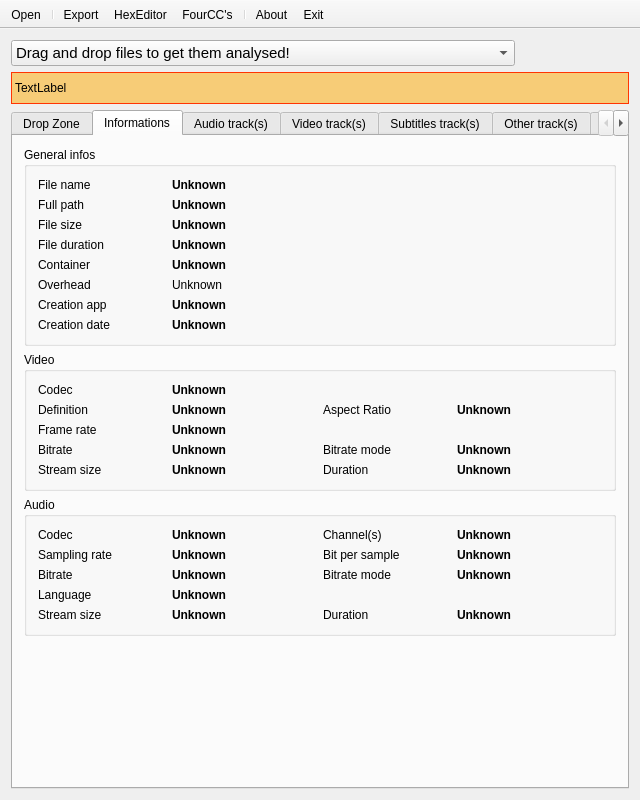
Above: mini_analyser/ui/mainwindow.ui from emericg/MiniVideo before the change. Below: the same form after it.
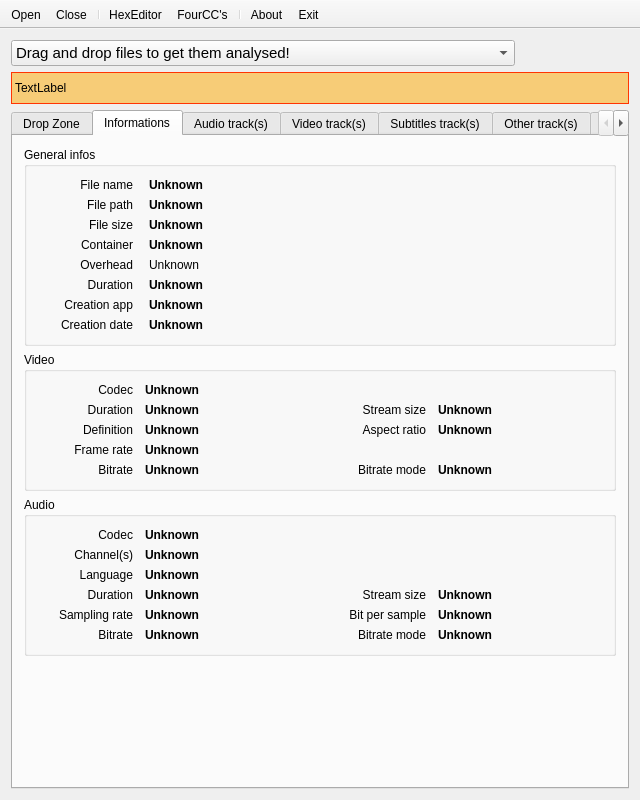
That is the form after the change. The open tabs and pages were chosen to show the change. Icons and pictures are not drawn.

What changed in the file:
```diff
--- a/mini_analyser/ui/mainwindow.ui
+++ b/mini_analyser/ui/mainwindow.ui
@@ -34,91 +34,13 @@
   </property>
   <widget class="QWidget" name="centralWidget">
    <layout class="QGridLayout" name="gridLayout">
-    <item row="0" column="3">
-     <widget class="QPushButton" name="pushButton_file_exit">
-      <property name="maximumSize">
-       <size>
-        <width>32</width>
-        <height>32</height>
-       </size>
-      </property>
-      <property name="text">
-       <string/>
-      </property>
-      <property name="icon">
-       <iconset resource="../resources/resources.qrc">
-        <normaloff>:/icons/icons/emblem-unreadable.svg</normaloff>:/icons/icons/emblem-unreadable.svg</iconset>
-      </property>
-      <property name="iconSize">
-       <size>
-        <width>32</width>
-        <height>32</height>
-       </size>
-      </property>
-      <property name="flat">
-       <bool>true</bool>
-      </property>
-     </widget>
-    </item>
-    <item row="0" column="1">
-     <widget class="QPushButton" name="pushButton_file_detach">
-      <property name="maximumSize">
-       <size>
-        <width>32</width>
-        <height>32</height>
-       </size>
-      </property>
-      <property name="text">
-       <string/>
-      </property>
-      <property name="icon">
-       <iconset resource="../resources/resources.qrc">
-        <normaloff>:/icons/icons/custom-detach.svg</normaloff>:/icons/icons/custom-detach.svg</iconset>
-      </property>
-      <property name="iconSize">
-       <size>
-        <width>32</width>
-        <height>32</height>
-       </size>
-      </property>
-      <property name="flat">
-       <bool>true</bool>
-      </property>
-     </widget>
-    </item>
-    <item row="0" column="2">
-     <widget class="QPushButton" name="pushButton_file_reload">
-      <property name="maximumSize">
-       <size>
-        <width>32</width>
-        <height>32</height>
-       </size>
-      </property>
-      <property name="text">
-       <string/>
-      </property>
-      <property name="icon">
-       <iconset resource="../resources/resources.qrc">
-        <normaloff>:/icons/icons/emblem-ubuntuone-updating.svg</normaloff>:/icons/icons/emblem-ubuntuone-updating.svg</iconset>
-      </property>
-      <property name="iconSize">
-       <size>
-        <width>32</width>
-        <height>32</height>
-       </size>
-      </property>
-      <property name="flat">
-       <bool>true</bool>
-      </property>
-     </widget>
-    </item>
-    <item row="2" column="0" colspan="4">
+    <item row="2" column="0" colspan="6">
      <widget class="QTabWidget" name="tabWidget">
       <property name="acceptDrops">
        <bool>true</bool>
       </property>
       <property name="currentIndex">
-       <number>3</number>
+       <number>1</number>
       </property>
       <widget class="QWidget" name="tab_dropzone">
        <attribute name="title">
@@ -246,14 +168,46 @@
            <string>General infos</string>
           </property>
           <layout class="QGridLayout" name="gridLayout_2">
-           <item row="4" column="0">
+           <property name="leftMargin">
+            <number>6</number>
+           </property>
+           <property name="rightMargin">
+            <number>6</number>
+           </property>
+           <property name="horizontalSpacing">
+            <number>16</number>
+           </property>
+           <item row="2" column="0">
+            <widget class="QLabel" name="label_2">
+             <property name="text">
+              <string>File size</string>
+             </property>
+             <property name="alignment">
+              <set>Qt::AlignRight|Qt::AlignTrailing|Qt::AlignVCenter</set>
+             </property>
+            </widget>
+           </item>
+           <item row="5" column="0">
+            <widget class="QLabel" name="label_3">
+             <property name="text">
+              <string>Duration</string>
+             </property>
+             <property name="alignment">
+              <set>Qt::AlignRight|Qt::AlignTrailing|Qt::AlignVCenter</set>
+             </property>
+            </widget>
+           </item>
+           <item row="3" column="0">
             <widget class="QLabel" name="label_4">
              <property name="text">
               <string>Container</string>
              </property>
+             <property name="alignment">
+              <set>Qt::AlignRight|Qt::AlignTrailing|Qt::AlignVCenter</set>
+             </property>
             </widget>
            </item>
-           <item row="6" column="1" colspan="3">
+           <item row="6" column="1" colspan="2">
             <widget class="QLabel" name="label_info_creationapp">
              <property name="font">
               <font>
@@ -274,9 +228,12 @@
              <property name="text">
               <string>Creation date</string>
              </property>
+             <property name="alignment">
+              <set>Qt::AlignRight|Qt::AlignTrailing|Qt::AlignVCenter</set>
+             </property>
             </widget>
            </item>
-           <item row="7" column="1" colspan="3">
+           <item row="7" column="1" colspan="2">
             <widget class="QLabel" name="label_info_creationdate">
              <property name="font">
               <font>
@@ -292,7 +249,7 @@
              </property>
             </widget>
            </item>
-           <item row="4" column="1" colspan="3">
+           <item row="3" column="1" colspan="2">
             <widget class="QLabel" name="label_info_container">
              <property name="font">
               <font>
@@ -308,14 +265,7 @@
              </property>
             </widget>
            </item>
-           <item row="2" column="0">
-            <widget class="QLabel" name="label_2">
-             <property name="text">
-              <string>File size</string>
-             </property>
-            </widget>
-           </item>
-           <item row="2" column="1" colspan="3">
+           <item row="2" column="1" colspan="2">
             <widget class="QLabel" name="label_info_filesize">
              <property name="font">
               <font>
@@ -331,79 +281,27 @@
              </property>
             </widget>
            </item>
-           <item row="1" column="1" colspan="3">
-            <widget class="QLabel" name="label_info_fullpath">
-             <property name="font">
-              <font>
-               <weight>75</weight>
-               <bold>true</bold>
-              </font>
-             </property>
-             <property name="text">
-              <string>Unknown</string>
-             </property>
-             <property name="textInteractionFlags">
-              <set>Qt::LinksAccessibleByMouse|Qt::TextSelectableByKeyboard|Qt::TextSelectableByMouse</set>
-             </property>
-            </widget>
-           </item>
-           <item row="1" column="0">
-            <widget class="QLabel" name="label_1">
-             <property name="sizePolicy">
-              <sizepolicy hsizetype="MinimumExpanding" vsizetype="Preferred">
-               <horstretch>0</horstretch>
-               <verstretch>0</verstretch>
-              </sizepolicy>
-             </property>
-             <property name="maximumSize">
-              <size>
-               <width>128</width>
-               <height>16777215</height>
-              </size>
-             </property>
-             <property name="text">
-              <string>Full path</string>
-             </property>
-            </widget>
-           </item>
-           <item row="3" column="0">
-            <widget class="QLabel" name="label_3">
-             <property name="text">
-              <string>File duration</string>
-             </property>
-            </widget>
-           </item>
            <item row="6" column="0">
             <widget class="QLabel" name="label_6">
              <property name="text">
               <string>Creation app</string>
              </property>
+             <property name="alignment">
+              <set>Qt::AlignRight|Qt::AlignTrailing|Qt::AlignVCenter</set>
+             </property>
             </widget>
            </item>
-           <item row="5" column="0">
+           <item row="4" column="0">
             <widget class="QLabel" name="label_8">
              <property name="text">
               <string>Overhead</string>
              </property>
-            </widget>
-           </item>
-           <item row="3" column="1" colspan="3">
-            <widget class="QLabel" name="label_info_duration">
-             <property name="font">
-              <font>
-               <weight>75</weight>
-               <bold>true</bold>
-              </font>
+             <property name="alignment">
+              <set>Qt::AlignRight|Qt::AlignTrailing|Qt::AlignVCenter</set>
              </property>
-             <property name="text">
-              <string>Unknown</string>
-             </property>
-             <property name="textInteractionFlags">
-              <set>Qt::LinksAccessibleByMouse|Qt::TextSelectableByKeyboard|Qt::TextSelectableByMouse</set>
-             </property>
             </widget>
            </item>
-           <item row="5" column="1" colspan="3">
+           <item row="4" column="1" colspan="2">
             <widget class="QLabel" name="label_info_container_overhead">
              <property name="font">
               <font>
@@ -419,7 +317,23 @@
              </property>
             </widget>
            </item>
-           <item row="0" column="1" colspan="3">
+           <item row="5" column="1" colspan="2">
+            <widget class="QLabel" name="label_info_duration">
+             <property name="font">
+              <font>
+               <weight>75</weight>
+               <bold>true</bold>
+              </font>
+             </property>
+             <property name="text">
+              <string>Unknown</string>
+             </property>
+             <property name="textInteractionFlags">
+              <set>Qt::LinksAccessibleByMouse|Qt::TextSelectableByKeyboard|Qt::TextSelectableByMouse</set>
+             </property>
+            </widget>
+           </item>
+           <item row="0" column="1" colspan="2">
             <widget class="QLabel" name="label_info_filename">
              <property name="font">
               <font>
@@ -435,11 +349,52 @@
              </property>
             </widget>
            </item>
+           <item row="1" column="0">
+            <widget class="QLabel" name="label_1">
+             <property name="text">
+              <string>File path</string>
+             </property>
+             <property name="alignment">
+              <set>Qt::AlignRight|Qt::AlignTrailing|Qt::AlignVCenter</set>
+             </property>
+            </widget>
+           </item>
+           <item row="1" column="1" colspan="2">
+            <widget class="QLabel" name="label_info_fullpath">
+             <property name="font">
+              <font>
+               <weight>75</weight>
+               <bold>true</bold>
+              </font>
+             </property>
+             <property name="text">
+              <string>Unknown</string>
+             </property>
+             <property name="textInteractionFlags">
+              <set>Qt::LinksAccessibleByMouse|Qt::TextSelectableByKeyboard|Qt::TextSelectableByMouse</set>
+             </property>
+            </widget>
+           </item>
            <item row="0" column="0">
             <widget class="QLabel" name="label">
+             <property name="sizePolicy">
+              <sizepolicy hsizetype="MinimumExpanding" vsizetype="Preferred">
+               <horstretch>0</horstretch>
+               <verstretch>0</verstretch>
+              </sizepolicy>
+             </property>
+             <property name="maximumSize">
+              <size>
+               <width>100</width>
+               <height>16777215</height>
+              </size>
+             </property>
              <property name="text">
               <string>File name</string>
              </property>
+             <property name="alignment">
+              <set>Qt::AlignRight|Qt::AlignTrailing|Qt::AlignVCenter</set>
+             </property>
             </widget>
            </item>
           </layout>
@@ -451,9 +406,40 @@
            <string>Video</string>
           </property>
           <layout class="QGridLayout" name="gridLayout_16">
+           <property name="leftMargin">
+            <number>6</number>
+           </property>
+           <property name="rightMargin">
+            <number>6</number>
+           </property>
            <item row="0" column="0">
             <layout class="QGridLayout" name="gridLayout_15">
-             <item row="2" column="1">
+             <property name="horizontalSpacing">
+              <number>12</number>
+             </property>
+             <item row="1" column="2">
+              <widget class="QLabel" name="label_36">
+               <property name="sizePolicy">
+                <sizepolicy hsizetype="MinimumExpanding" vsizetype="Preferred">
+                 <horstretch>0</horstretch>
+                 <verstretch>0</verstretch>
+                </sizepolicy>
+               </property>
+               <property name="maximumSize">
+                <size>
+                 <width>100</width>
+                 <height>16777215</height>
+                </size>
+               </property>
+               <property name="text">
+                <string>Stream size</string>
+               </property>
+               <property name="alignment">
+                <set>Qt::AlignRight|Qt::AlignTrailing|Qt::AlignVCenter</set>
+               </property>
+              </widget>
+             </item>
+             <item row="3" column="1">
               <widget class="QLabel" name="label_info_video_framerate">
                <property name="font">
                 <font>
@@ -469,7 +455,7 @@
                </property>
               </widget>
              </item>
-             <item row="3" column="3">
+             <item row="4" column="3">
               <widget class="QLabel" name="label_info_video_bitratemode">
                <property name="font">
                 <font>
@@ -485,18 +471,24 @@
                </property>
               </widget>
              </item>
-             <item row="3" column="2">
+             <item row="4" column="2">
               <widget class="QLabel" name="label_48">
                <property name="text">
                 <string>Bitrate mode</string>
                </property>
+               <property name="alignment">
+                <set>Qt::AlignRight|Qt::AlignTrailing|Qt::AlignVCenter</set>
+               </property>
               </widget>
              </item>
-             <item row="1" column="0">
+             <item row="2" column="0">
               <widget class="QLabel" name="label_35">
                <property name="text">
                 <string>Definition</string>
                </property>
+               <property name="alignment">
+                <set>Qt::AlignRight|Qt::AlignTrailing|Qt::AlignVCenter</set>
+               </property>
               </widget>
              </item>
              <item row="0" column="0">
@@ -509,16 +501,19 @@
                </property>
                <property name="maximumSize">
                 <size>
-                 <width>128</width>
+                 <width>100</width>
                  <height>16777215</height>
                 </size>
                </property>
                <property name="text">
                 <string>Codec</string>
                </property>
+               <property name="alignment">
+                <set>Qt::AlignRight|Qt::AlignTrailing|Qt::AlignVCenter</set>
+               </property>
               </widget>
              </item>
-             <item row="1" column="1">
+             <item row="2" column="1">
               <widget class="QLabel" name="label_info_video_definition">
                <property name="font">
                 <font>
@@ -534,14 +529,17 @@
                </property>
               </widget>
              </item>
-             <item row="2" column="0">
+             <item row="3" column="0">
               <widget class="QLabel" name="label_46">
                <property name="text">
                 <string>Frame rate</string>
                </property>
+               <property name="alignment">
+                <set>Qt::AlignRight|Qt::AlignTrailing|Qt::AlignVCenter</set>
+               </property>
               </widget>
              </item>
-             <item row="1" column="3">
+             <item row="2" column="3">
               <widget class="QLabel" name="label_info_video_ar">
                <property name="font">
                 <font>
@@ -557,50 +555,27 @@
                </property>
               </widget>
              </item>
-             <item row="1" column="2">
+             <item row="2" column="2">
               <widget class="QLabel" name="label_37">
-               <property name="maximumSize">
-                <size>
-                 <width>128</width>
-                 <height>16777215</height>
-                </size>
-               </property>
                <property name="text">
-                <string>Aspect Ratio</string>
+                <string>Aspect ratio</string>
+               </property>
+               <property name="alignment">
+                <set>Qt::AlignRight|Qt::AlignTrailing|Qt::AlignVCenter</set>
                </property>
               </widget>
              </item>
-             <item row="3" column="0">
+             <item row="4" column="0">
               <widget class="QLabel" name="label_47">
                <property name="text">
                 <string>Bitrate</string>
                </property>
-              </widget>
-             </item>
-             <item row="4" column="0">
-              <widget class="QLabel" name="label_36">
-               <property name="text">
-                <string>Stream size</string>
+               <property name="alignment">
+                <set>Qt::AlignRight|Qt::AlignTrailing|Qt::AlignVCenter</set>
                </property>
               </widget>
              </item>
              <item row="4" column="1">
-              <widget class="QLabel" name="label_info_video_size">
-               <property name="font">
-                <font>
-                 <weight>75</weight>
-                 <bold>true</bold>
-                </font>
-               </property>
-               <property name="text">
-                <string>Unknown</string>
-               </property>
-               <property name="textInteractionFlags">
-                <set>Qt::LinksAccessibleByMouse|Qt::TextSelectableByKeyboard|Qt::TextSelectableByMouse</set>
-               </property>
-              </widget>
-             </item>
-             <item row="3" column="1">
               <widget class="QLabel" name="label_info_video_bitrate">
                <property name="font">
                 <font>
@@ -632,14 +607,23 @@
                </property>
               </widget>
              </item>
-             <item row="4" column="2">
-              <widget class="QLabel" name="label_41">
+             <item row="1" column="3">
+              <widget class="QLabel" name="label_info_video_size">
+               <property name="font">
+                <font>
+                 <weight>75</weight>
+                 <bold>true</bold>
+                </font>
+               </property>
                <property name="text">
-                <string>Duration</string>
+                <string>Unknown</string>
+               </property>
+               <property name="textInteractionFlags">
+                <set>Qt::LinksAccessibleByMouse|Qt::TextSelectableByKeyboard|Qt::TextSelectableByMouse</set>
                </property>
               </widget>
              </item>
-             <item row="4" column="3">
+             <item row="1" column="1">
               <widget class="QLabel" name="label_info_video_duration">
                <property name="font">
                 <font>
@@ -655,6 +639,16 @@
                </property>
               </widget>
              </item>
+             <item row="1" column="0">
+              <widget class="QLabel" name="label_41">
+               <property name="text">
+                <string>Duration</string>
+               </property>
+               <property name="alignment">
+                <set>Qt::AlignRight|Qt::AlignTrailing|Qt::AlignVCenter</set>
+               </property>
+              </widget>
+             </item>
             </layout>
            </item>
           </layout>
@@ -666,97 +660,28 @@
            <string>Audio</string>
           </property>
           <layout class="QGridLayout" name="gridLayout_17">
+           <property name="leftMargin">
+            <number>6</number>
+           </property>
+           <property name="rightMargin">
+            <number>6</number>
+           </property>
            <item row="0" column="0" colspan="3">
             <layout class="QGridLayout" name="gridLayout_4">
-             <item row="2" column="1">
-              <widget class="QLabel" name="label_info_audio_bitrate">
-               <property name="font">
-                <font>
-                 <weight>75</weight>
-                 <bold>true</bold>
-                </font>
-               </property>
-               <property name="text">
-                <string>Unknown</string>
-               </property>
-               <property name="textInteractionFlags">
-                <set>Qt::LinksAccessibleByMouse|Qt::TextSelectableByKeyboard|Qt::TextSelectableByMouse</set>
-               </property>
-              </widget>
-             </item>
-             <item row="0" column="0">
-              <widget class="QLabel" name="label_18">
-               <property name="sizePolicy">
-                <sizepolicy hsizetype="MinimumExpanding" vsizetype="Preferred">
-                 <horstretch>0</horstretch>
-                 <verstretch>0</verstretch>
-                </sizepolicy>
-               </property>
-               <property name="maximumSize">
-                <size>
-                 <width>128</width>
-                 <height>16777215</height>
-                </size>
-               </property>
-               <property name="text">
-                <string>Codec</string>
-               </property>
-              </widget>
-             </item>
-             <item row="1" column="0">
-              <widget class="QLabel" name="label_43">
-               <property name="text">
-                <string>Sampling rate</string>
-               </property>
-              </widget>
-             </item>
-             <item row="0" column="1">
-              <widget class="QLabel" name="label_info_audio_codec">
-               <property name="font">
-                <font>
-                 <weight>75</weight>
-                 <bold>true</bold>
-                </font>
-               </property>
-               <property name="text">
-                <string>Unknown</string>
-               </property>
-               <property name="textInteractionFlags">
-                <set>Qt::LinksAccessibleByMouse|Qt::TextSelectableByKeyboard|Qt::TextSelectableByMouse</set>
-               </property>
-              </widget>
-             </item>
-             <item row="2" column="2">
-              <widget class="QLabel" name="label_20">
-               <property name="text">
-                <string>Bitrate mode</string>
-               </property>
-              </widget>
-             </item>
-             <item row="0" column="3">
-              <widget class="QLabel" name="label_info_audio_channels">
-               <property name="font">
-                <font>
-                 <weight>75</weight>
-                 <bold>true</bold>
-                </font>
-               </property>
-               <property name="text">
-                <string>Unknown</string>
-               </property>
-               <property name="textInteractionFlags">
-                <set>Qt::LinksAccessibleByMouse|Qt::TextSelectableByKeyboard|Qt::TextSelectableByMouse</set>
-               </property>
-              </widget>
-             </item>
-             <item row="1" column="2">
+             <property name="horizontalSpacing">
+              <number>12</number>
+             </property>
+             <item row="4" column="2">
               <widget class="QLabel" name="label_78">
                <property name="text">
                 <string>Bit per sample</string>
                </property>
+               <property name="alignment">
+                <set>Qt::AlignRight|Qt::AlignTrailing|Qt::AlignVCenter</set>
+               </property>
               </widget>
              </item>
-             <item row="1" column="3">
+             <item row="4" column="3">
               <widget class="QLabel" name="label_info_audio_bitpersample">
                <property name="font">
                 <font>
@@ -772,22 +697,108 @@
                </property>
               </widget>
              </item>
-             <item row="2" column="0">
+             <item row="5" column="0">
               <widget class="QLabel" name="label_19">
                <property name="text">
                 <string>Bitrate</string>
                </property>
+               <property name="alignment">
+                <set>Qt::AlignRight|Qt::AlignTrailing|Qt::AlignVCenter</set>
+               </property>
               </widget>
              </item>
-             <item row="3" column="0">
+             <item row="0" column="0">
+              <widget class="QLabel" name="label_18">
+               <property name="sizePolicy">
+                <sizepolicy hsizetype="MinimumExpanding" vsizetype="Preferred">
+                 <horstretch>0</horstretch>
+                 <verstretch>0</verstretch>
+                </sizepolicy>
+               </property>
+               <property name="maximumSize">
+                <size>
+                 <width>100</width>
+                 <height>16777215</height>
+                </size>
+               </property>
+               <property name="text">
+                <string>Codec</string>
+               </property>
+               <property name="alignment">
+                <set>Qt::AlignRight|Qt::AlignTrailing|Qt::AlignVCenter</set>
+               </property>
+              </widget>
+             </item>
+             <item row="4" column="0">
+              <widget class="QLabel" name="label_43">
+               <property name="text">
+                <string>Sampling rate</string>
+               </property>
+               <property name="alignment">
+                <set>Qt::AlignRight|Qt::AlignTrailing|Qt::AlignVCenter</set>
+               </property>
+              </widget>
+             </item>
+             <item row="5" column="2">
+              <widget class="QLabel" name="label_20">
+               <property name="text">
+                <string>Bitrate mode</string>
+               </property>
+               <property name="alignment">
+                <set>Qt::AlignRight|Qt::AlignTrailing|Qt::AlignVCenter</set>
+               </property>
+              </widget>
+             </item>
+             <item row="3" column="2">
+              <widget class="QLabel" name="label_22">
+               <property name="sizePolicy">
+                <sizepolicy hsizetype="MinimumExpanding" vsizetype="Preferred">
+                 <horstretch>0</horstretch>
+                 <verstretch>0</verstretch>
+                </sizepolicy>
+               </property>
+               <property name="maximumSize">
+                <size>
+                 <width>100</width>
+                 <height>16777215</height>
+                </size>
+               </property>
+               <property name="text">
+                <string>Stream size</string>
+               </property>
+               <property name="alignment">
+                <set>Qt::AlignRight|Qt::AlignTrailing|Qt::AlignVCenter</set>
+               </property>
+              </widget>
+             </item>
+             <item row="5" column="1">
+              <widget class="QLabel" name="label_info_audio_bitrate">
+               <property name="font">
+                <font>
+                 <weight>75</weight>
+                 <bold>true</bold>
+                </font>
+               </property>
+               <property name="text">
+                <string>Unknown</string>
+               </property>
+               <property name="textInteractionFlags">
+                <set>Qt::LinksAccessibleByMouse|Qt::TextSelectableByKeyboard|Qt::TextSelectableByMouse</set>
+               </property>
+              </widget>
+             </item>
+             <item row="2" column="0">
               <widget class="QLabel" name="label_24">
                <property name="text">
                 <string>Language</string>
                </property>
+               <property name="alignment">
+                <set>Qt::AlignRight|Qt::AlignTrailing|Qt::AlignVCenter</set>
+               </property>
               </widget>
              </item>
              <item row="3" column="1">
-              <widget class="QLabel" name="label_info_audio_lng">
+              <widget class="QLabel" name="label_info_audio_duration">
                <property name="font">
                 <font>
                  <weight>75</weight>
@@ -802,7 +813,7 @@
                </property>
               </widget>
              </item>
-             <item row="1" column="1">
+             <item row="4" column="1">
               <widget class="QLabel" name="label_info_audio_samplingrate">
                <property name="font">
                 <font>
@@ -818,35 +829,60 @@
                </property>
               </widget>
              </item>
-             <item row="0" column="2">
+             <item row="5" column="3">
+              <widget class="QLabel" name="label_info_audio_bitratemode">
+               <property name="font">
+                <font>
+                 <weight>75</weight>
+                 <bold>true</bold>
+                </font>
+               </property>
+               <property name="text">
+                <string>Unknown</string>
+               </property>
+               <property name="textInteractionFlags">
+                <set>Qt::LinksAccessibleByMouse|Qt::TextSelectableByKeyboard|Qt::TextSelectableByMouse</set>
+               </property>
+              </widget>
+             </item>
+             <item row="3" column="3">
+              <widget class="QLabel" name="label_info_audio_size">
+               <property name="font">
+                <font>
+                 <weight>75</weight>
+                 <bold>true</bold>
+                </font>
+               </property>
+               <property name="text">
+                <string>Unknown</string>
+               </property>
+               <property name="textInteractionFlags">
+                <set>Qt::LinksAccessibleByMouse|Qt::TextSelectableByKeyboard|Qt::TextSelectableByMouse</set>
+               </property>
+              </widget>
+             </item>
+             <item row="1" column="0">
               <widget class="QLabel" name="label_45">
-               <property name="maximumSize">
-                <size>
-                 <width>128</width>
-                 <height>16777215</height>
-                </size>
-               </property>
                <property name="text">
                 <string>Channel(s)</string>
                </property>
-              </widget>
-             </item>
-             <item row="4" column="0">
-              <widget class="QLabel" name="label_22">
-               <property name="text">
-                <string>Stream size</string>
+               <property name="alignment">
+                <set>Qt::AlignRight|Qt::AlignTrailing|Qt::AlignVCenter</set>
                </property>
               </widget>
              </item>
-             <item row="4" column="2">
+             <item row="3" column="0">
               <widget class="QLabel" name="label_17">
                <property name="text">
                 <string>Duration</string>
                </property>
+               <property name="alignment">
+                <set>Qt::AlignRight|Qt::AlignTrailing|Qt::AlignVCenter</set>
+               </property>
               </widget>
              </item>
-             <item row="4" column="1">
-              <widget class="QLabel" name="label_info_audio_size">
+             <item row="0" column="1" colspan="3">
+              <widget class="QLabel" name="label_info_audio_codec">
                <property name="font">
                 <font>
                  <weight>75</weight>
@@ -861,8 +897,8 @@
                </property>
               </widget>
              </item>
-             <item row="4" column="3">
-              <widget class="QLabel" name="label_info_audio_duration">
+             <item row="2" column="1" colspan="2">
+              <widget class="QLabel" name="label_info_audio_lng">
                <property name="font">
                 <font>
                  <weight>75</weight>
@@ -877,8 +913,8 @@
                </property>
               </widget>
              </item>
-             <item row="2" column="3">
-              <widget class="QLabel" name="label_info_audio_bitratemode">
+             <item row="1" column="1" colspan="2">
+              <widget class="QLabel" name="label_info_audio_channels">
                <property name="font">
                 <font>
                  <weight>75</weight>
@@ -2528,6 +2564,9 @@
            </item>
            <item row="1" column="0">
             <widget class="QComboBox" name="comboBox_export_details">
+             <property name="enabled">
+              <bool>false</bool>
+             </property>
              <item>
               <property name="text">
                <string>Regular output</string>
@@ -2542,21 +2581,29 @@
            </item>
            <item row="1" column="1">
             <widget class="QComboBox" name="comboBox_export_formats">
+             <property name="enabled">
+              <bool>false</bool>
+             </property>
              <item>
               <property name="text">
                <string>Text fromat</string>
               </property>
              </item>
-             <item>
-              <property name="text">
-               <string>XML</string>
-              </property>
-             </item>
              <item>
               <property name="text">
                <string>JSON</string>
               </property>
              </item>
+             <item>
+              <property name="text">
+               <string>XML</string>
+              </property>
+             </item>
+             <item>
+              <property name="text">
+               <string>YAML</string>
+              </property>
+             </item>
             </widget>
            </item>
            <item row="0" column="0" colspan="3">
@@ -2566,6 +2613,9 @@
              </item>
              <item>
               <widget class="QPushButton" name="pushButton_export_filechooser">
+               <property name="enabled">
+                <bool>true</bool>
+               </property>
                <property name="maximumSize">
                 <size>
                  <width>32</width>
@@ -2577,7 +2627,7 @@
                </property>
                <property name="icon">
                 <iconset resource="../resources/resources.qrc">
-                 <normaloff>:/icons/icons/emblem-downloads.svg</normaloff>:/icons/icons/emblem-downloads.svg</iconset>
+                 <normaloff>:/icons/icons/folder-download.svg</normaloff>:/icons/icons/folder-download.svg</iconset>
                </property>
                <property name="iconSize">
                 <size>
@@ -2614,7 +2664,102 @@
       </widget>
      </widget>
     </item>
-    <item row="0" column="0">
+    <item row="1" column="0" colspan="6">
+     <widget class="QLabel" name="statusLabel">
+      <property name="minimumSize">
+       <size>
+        <width>0</width>
+        <height>32</height>
+       </size>
+      </property>
+      <property name="styleSheet">
+       <string notr="true">border: 1px solid rgb(255, 53, 3);
+background: rgba(255, 170, 0, 128);</string>
+      </property>
+      <property name="text">
+       <string>TextLabel</string>
+      </property>
+     </widget>
+    </item>
+    <item row="0" column="5">
+     <widget class="QPushButton" name="pushButton_file_detach">
+      <property name="maximumSize">
+       <size>
+        <width>32</width>
+        <height>32</height>
+       </size>
+      </property>
+      <property name="text">
+       <string/>
+      </property>
+      <property name="icon">
+       <iconset resource="../resources/resources.qrc">
+        <normaloff>:/icons/icons/custom-detach.svg</normaloff>:/icons/icons/custom-detach.svg</iconset>
+      </property>
+      <property name="iconSize">
+       <size>
+        <width>32</width>
+        <height>32</height>
+       </size>
+      </property>
+      <property name="flat">
+       <bool>true</bool>
+      </property>
+     </widget>
+    </item>
+    <item row="0" column="4">
+     <widget class="QPushButton" name="pushButton_file_reload">
+      <property name="maximumSize">
+       <size>
+        <width>32</width>
+        <height>32</height>
+       </size>
+      </property>
+      <property name="text">
+       <string/>
+      </property>
+      <property name="icon">
+       <iconset resource="../resources/resources.qrc">
+        <normaloff>:/icons/icons/emblem-ubuntuone-updating.svg</normaloff>:/icons/icons/emblem-ubuntuone-updating.svg</iconset>
+      </property>
+      <property name="iconSize">
+       <size>
+        <width>32</width>
+        <height>32</height>
+       </size>
+      </property>
+      <property name="flat">
+       <bool>true</bool>
+      </property>
+     </widget>
+    </item>
+    <item row="0" column="3">
+     <widget class="QPushButton" name="pushButton_file_exit">
+      <property name="maximumSize">
+       <size>
+        <width>32</width>
+        <height>32</height>
+       </size>
+      </property>
+      <property name="text">
+       <string/>
+      </property>
+      <property name="icon">
+       <iconset resource="../resources/resources.qrc">
+        <normaloff>:/icons/icons/emblem-unreadable.svg</normaloff>:/icons/icons/emblem-unreadable.svg</iconset>
+      </property>
+      <property name="iconSize">
+       <size>
+        <width>32</width>
+        <height>32</height>
+       </size>
+      </property>
+      <property name="flat">
+       <bool>true</bool>
+      </property>
+     </widget>
+    </item>
+    <item row="0" column="0" colspan="3">
      <widget class="QComboBox" name="file_comboBox">
       <property name="font">
        <font>
@@ -2641,23 +2786,6 @@
       </item>
      </widget>
     </item>
-    <item row="1" column="0" colspan="4">
-     <widget class="QLabel" name="statusLabel">
-      <property name="minimumSize">
-       <size>
-        <width>0</width>
-        <height>32</height>
-       </size>
-      </property>
-      <property name="styleSheet">
-       <string notr="true">border: 1px solid rgb(255, 53, 3);
-background: rgba(255, 170, 0, 128);</string>
-      </property>
-      <property name="text">
-       <string>TextLabel</string>
-      </property>
-     </widget>
-    </item>
    </layout>
   </widget>
   <widget class="QToolBar" name="mainToolBar">
@@ -2680,8 +2808,8 @@
     <bool>false</bool>
    </attribute>
    <addaction name="actionOpen"/>
+   <addaction name="actionClose"/>
    <addaction name="separator"/>
-   <addaction name="actionExport"/>
    <addaction name="actionHexEditor"/>
    <addaction name="actionFourCC"/>
    <addaction name="separator"/>
@@ -2739,7 +2867,7 @@
   <action name="actionExit">
    <property name="icon">
     <iconset resource="../resources/resources.qrc">
-     <normaloff>:/icons/icons/package-remove.svg</normaloff>:/icons/icons/package-remove.svg</iconset>
+     <normaloff>:/icons/icons/application-exit.svg</normaloff>:/icons/icons/application-exit.svg</iconset>
    </property>
    <property name="text">
     <string>Exit</string>
@@ -2784,6 +2912,18 @@
     <string>Export file informations on a text file</string>
    </property>
   </action>
+  <action name="actionReload">
+   <property name="icon">
+    <iconset resource="../resources/resources.qrc">
+     <normaloff>:/icons/icons/emblem-ubuntuone-updating.svg</normaloff>:/icons/icons/emblem-ubuntuone-updating.svg</iconset>
+   </property>
+   <property name="text">
+    <string>Reload</string>
+   </property>
+   <property name="toolTip">
+    <string>Reload current file</string>
+   </property>
+  </action>
  </widget>
  <layoutdefault spacing="6" margin="11"/>
  <resources>
```
